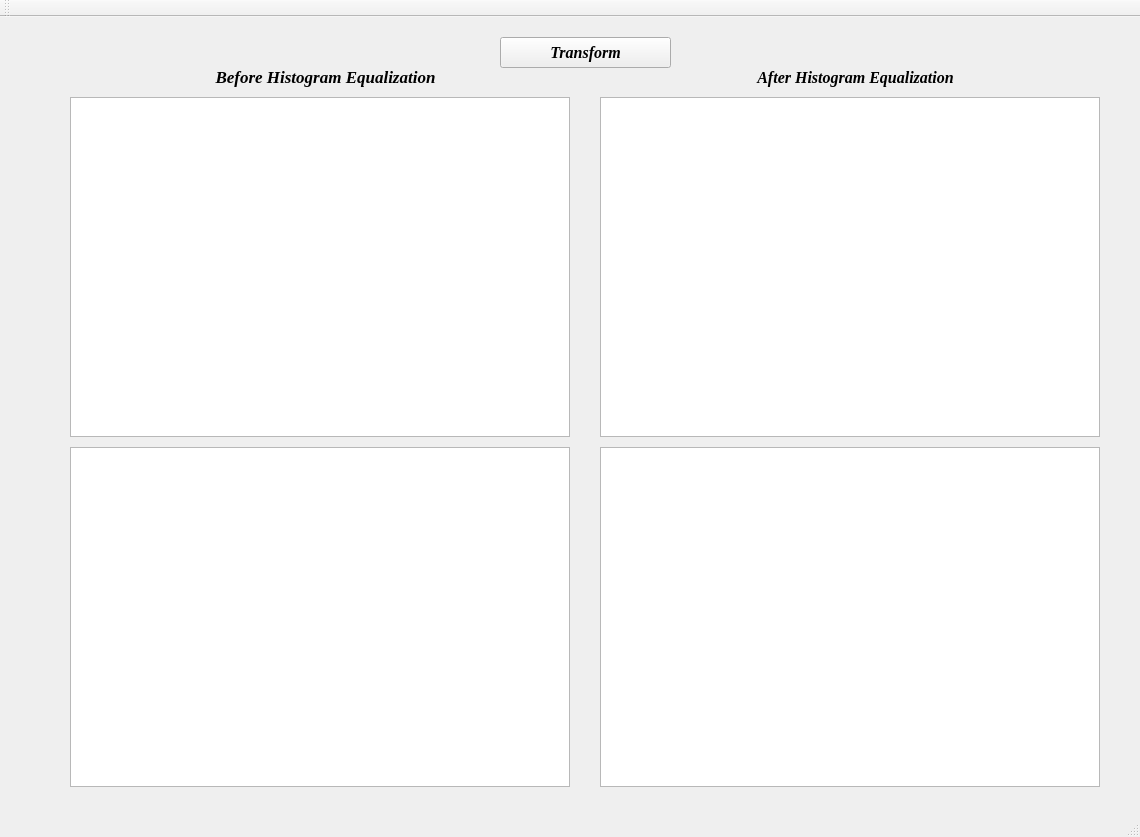
Qt form mainwindow.ui (jasonjin34/histogram_equalization-) before a commit.
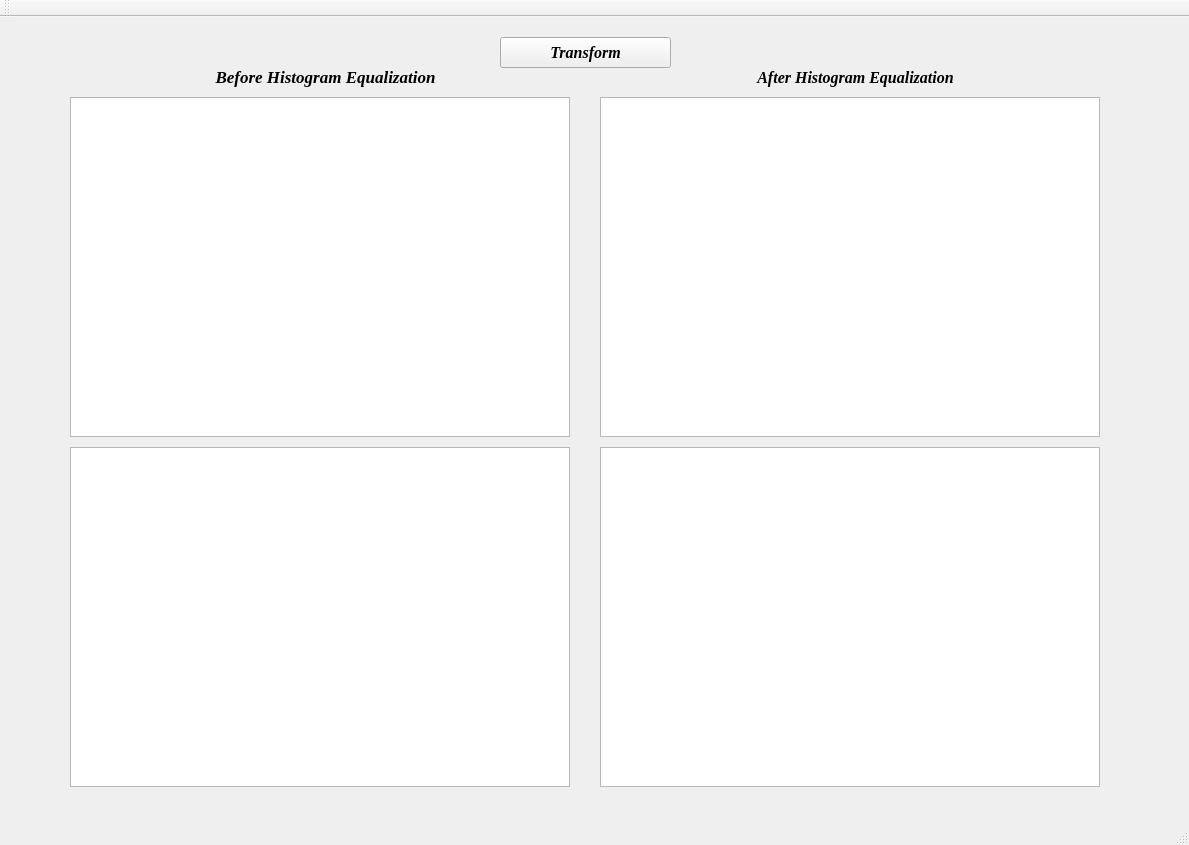
The same form after that commit.

```diff
--- a/mainwindow.ui
+++ b/mainwindow.ui
@@ -6,8 +6,8 @@
    <rect>
     <x>0</x>
     <y>0</y>
-    <width>1140</width>
-    <height>837</height>
+    <width>1189</width>
+    <height>845</height>
    </rect>
   </property>
   <property name="windowTitle">
```
Left out of the diff: 2 changed lines with no effect on the pictures.
